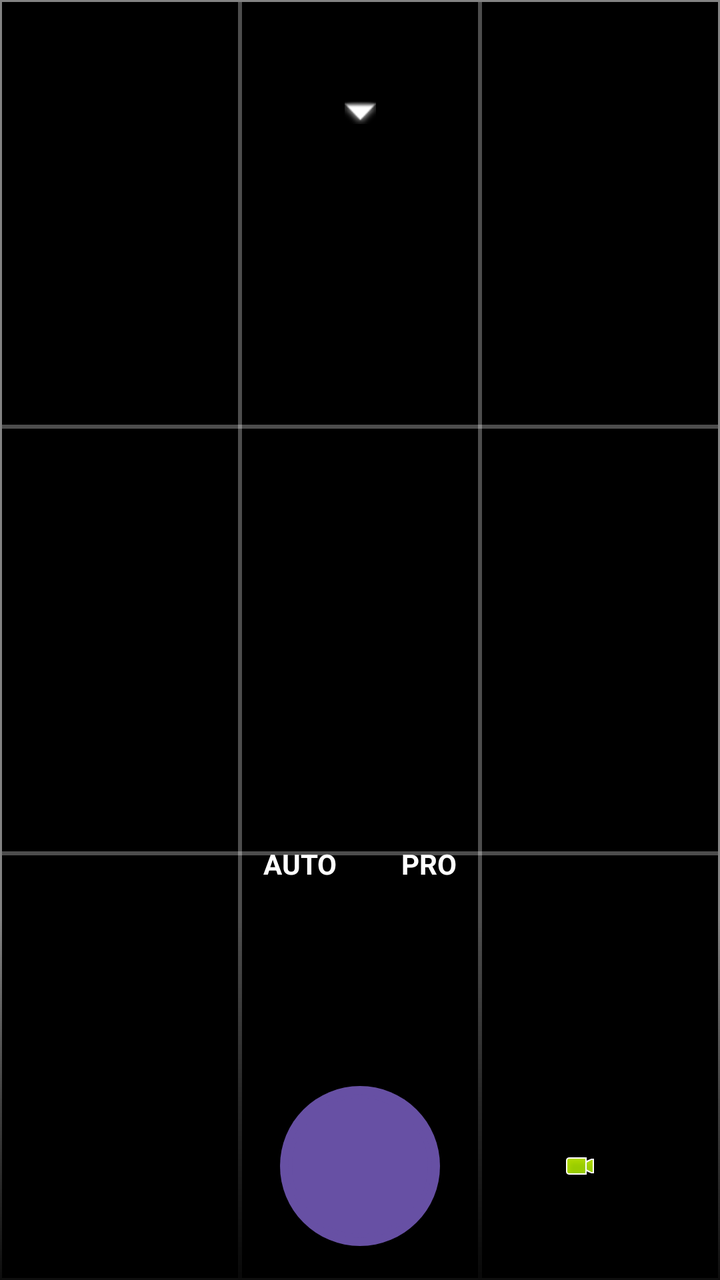
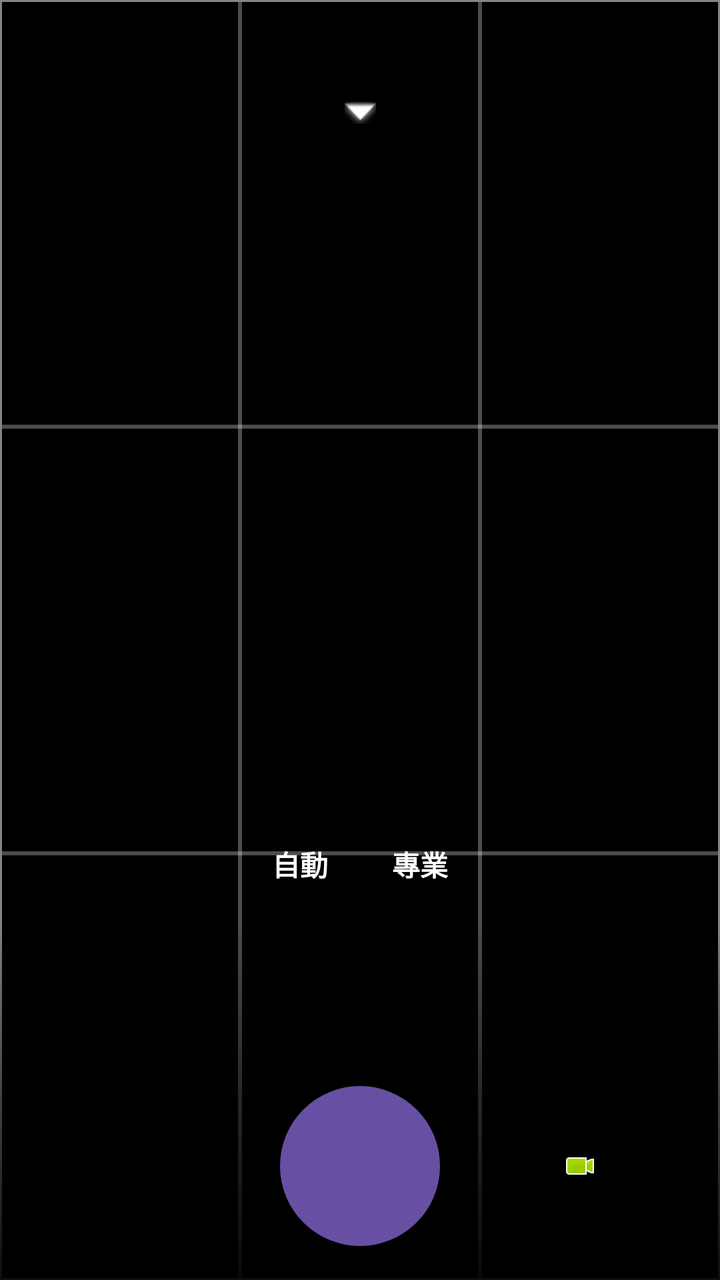

Compare the two renders of this Android layout. The source of the first and the diff that turns it into the second are given below.
<!-- AndroidManifest.xml: application theme Theme.TelescopeApp -->
<!-- res/layout/activity_main.xml -->
<?xml version="1.0" encoding="utf-8"?>
<androidx.constraintlayout.widget.ConstraintLayout
    xmlns:android="http://schemas.android.com/apk/res/android"
    xmlns:app="http://schemas.android.com/apk/res-auto"
    xmlns:tools="http://schemas.android.com/tools"
    android:layout_width="match_parent"
    android:layout_height="match_parent"
    android:background="#000000"
    tools:context=".MainActivity">

    <TextureView
        android:id="@+id/viewFinder"
        android:layout_width="match_parent"
        android:layout_height="match_parent"
        app:layout_constraintBottom_toBottomOf="parent"
        app:layout_constraintEnd_toEndOf="parent"
        app:layout_constraintStart_toStartOf="parent"
        app:layout_constraintTop_toTopOf="parent" />

    <View
        android:id="@+id/flash_overlay"
        android:layout_width="match_parent"
        android:layout_height="match_parent"
        android:background="#B3FFFFFF"
        android:visibility="gone"
        android:elevation="10dp" />

    
    <com.example.telescopeapp.HistogramView
        android:id="@+id/histogram_view"
        android:layout_width="120dp"
        android:layout_height="80dp"
        android:layout_marginTop="32dp"
        android:layout_marginStart="16dp"
        android:visibility="gone"
        app:layout_constraintTop_toTopOf="parent"
        app:layout_constraintStart_toStartOf="parent" />

    
    <LinearLayout
        android:id="@+id/top_settings_panel"
        android:layout_width="match_parent"
        android:layout_height="wrap_content"
        android:orientation="horizontal"
        android:gravity="center"
        android:background="#80000000"
        android:paddingTop="32dp"
        android:paddingBottom="8dp"
        android:visibility="gone"
        app:layout_constraintTop_toTopOf="parent"
        app:layout_constraintStart_toStartOf="parent"
        app:layout_constraintEnd_toEndOf="parent">

        <TextView
            android:id="@+id/btn_toggle_grid"
            android:layout_width="wrap_content"
            android:layout_height="wrap_content"
            android:text="GRID"
            android:textColor="#FFD700"
            android:textSize="14sp"
            android:textStyle="bold"
            android:padding="12dp"
            android:background="?selectableItemBackground" />

        <TextView
            android:id="@+id/btn_toggle_histogram"
            android:layout_width="wrap_content"
            android:layout_height="wrap_content"
            android:text="HIST"
            android:textColor="#FFD700"
            android:textSize="14sp"
            android:textStyle="bold"
            android:padding="12dp"
            android:background="?selectableItemBackground" />

        <TextView
            android:id="@+id/btn_toggle_hdr"
            android:layout_width="wrap_content"
            android:layout_height="wrap_content"
            android:text="HDR"
            android:textColor="#FFFFFF"
            android:textSize="14sp"
            android:textStyle="bold"
            android:padding="12dp"
            android:background="?selectableItemBackground" />

        <TextView
            android:id="@+id/btn_toggle_timer"
            android:layout_width="wrap_content"
            android:layout_height="wrap_content"
            android:text="TIMER"
            android:textColor="#FFFFFF"
            android:textSize="14sp"
            android:textStyle="bold"
            android:padding="12dp"
            android:background="?selectableItemBackground" />

        <TextView
            android:id="@+id/btn_toggle_flip"
            android:layout_width="wrap_content"
            android:layout_height="wrap_content"
            android:text="FLIP"
            android:textColor="#FFD700"
            android:textSize="14sp"
            android:textStyle="bold"
            android:padding="12dp"
            android:background="?selectableItemBackground" />

        <TextView
            android:id="@+id/btn_toggle_voice"
            android:layout_width="wrap_content"
            android:layout_height="wrap_content"
            android:text="VOICE"
            android:textColor="#FFFFFF"
            android:textSize="14sp"
            android:textStyle="bold"
            android:padding="12dp"
            android:background="?selectableItemBackground" />

        <TextView
            android:id="@+id/btn_toggle_raw"
            android:layout_width="wrap_content"
            android:layout_height="wrap_content"
            android:text="RAW"
            android:textColor="#FFFFFF"
            android:textSize="14sp"
            android:textStyle="bold"
            android:padding="12dp"
            android:background="?selectableItemBackground" />

        <TextView
            android:id="@+id/btn_toggle_super_hdr"
            android:layout_width="wrap_content"
            android:layout_height="wrap_content"
            android:text="S.HDR"
            android:textColor="#FFFFFF"
            android:textSize="14sp"
            android:textStyle="bold"
            android:padding="12dp"
            android:background="?selectableItemBackground" />
    </LinearLayout>

    <ImageView
        android:id="@+id/focus_ring"
        android:layout_width="80dp"
        android:layout_height="80dp"
        android:src="@drawable/focus_ring"
        android:visibility="gone"
        app:layout_constraintTop_toTopOf="parent"
        app:layout_constraintStart_toStartOf="parent" />

    <ImageView
        android:id="@+id/btn_expand_menu"
        android:layout_width="48dp"
        android:layout_height="48dp"
        android:layout_marginTop="32dp"
        android:scaleType="centerInside"
        android:src="@android:drawable/arrow_down_float"
        app:tint="#FFFFFF"
        android:background="?selectableItemBackgroundBorderless"
        app:layout_constraintTop_toTopOf="parent"
        app:layout_constraintEnd_toEndOf="parent"
        app:layout_constraintStart_toStartOf="parent" />

    
    <TextView
        android:id="@+id/countdown_text"
        android:layout_width="wrap_content"
        android:layout_height="wrap_content"
        android:textSize="120sp"
        android:textColor="#FFFFFF"
        android:textStyle="bold"
        android:shadowColor="#000000"
        android:shadowRadius="10"
        android:visibility="gone"
        app:layout_constraintTop_toTopOf="parent"
        app:layout_constraintBottom_toBottomOf="parent"
        app:layout_constraintStart_toStartOf="parent"
        app:layout_constraintEnd_toEndOf="parent" />

    
    <FrameLayout
        android:id="@+id/grid_lines_layout"
        android:layout_width="match_parent"
        android:layout_height="match_parent"
        app:layout_constraintTop_toTopOf="parent"
        app:layout_constraintBottom_toBottomOf="parent">

        <LinearLayout
            android:layout_width="match_parent"
            android:layout_height="match_parent"
            android:orientation="vertical"
            android:weightSum="3">
            <View android:layout_width="match_parent" android:layout_height="0dp" android:layout_weight="1" android:background="@drawable/grid_box" />
            <View android:layout_width="match_parent" android:layout_height="0dp" android:layout_weight="1" android:background="@drawable/grid_box" />
            <View android:layout_width="match_parent" android:layout_height="0dp" android:layout_weight="1" android:background="@drawable/grid_box" />
        </LinearLayout>
        
        <LinearLayout
            android:layout_width="match_parent"
            android:layout_height="match_parent"
            android:orientation="horizontal"
            android:weightSum="3">
            <View android:layout_width="0dp" android:layout_height="match_parent" android:layout_weight="1" android:background="@drawable/grid_box" />
            <View android:layout_width="0dp" android:layout_height="match_parent" android:layout_weight="1" android:background="@drawable/grid_box" />
            <View android:layout_width="0dp" android:layout_height="match_parent" android:layout_weight="1" android:background="@drawable/grid_box" />
        </LinearLayout>
    </FrameLayout>

    
    <LinearLayout
        android:id="@+id/parameter_control_panel"
        android:layout_width="match_parent"
        android:layout_height="wrap_content"
        android:layout_marginBottom="8dp"
        android:orientation="vertical"
        android:visibility="gone"
        android:background="#80000000"
        app:layout_constraintBottom_toTopOf="@+id/parameter_scroll_view"
        app:layout_constraintEnd_toEndOf="parent"
        app:layout_constraintStart_toStartOf="parent">

        
        <TextView
            android:id="@+id/parameter_value_text"
            android:layout_width="wrap_content"
            android:layout_height="wrap_content"
            android:layout_gravity="center_horizontal"
            android:padding="8dp"
            android:text="AUTO"
            android:textColor="#FFD700"
            android:textSize="16sp"
            android:textStyle="bold"
            android:background="?selectableItemBackground" />

        
        <LinearLayout
            android:layout_width="match_parent"
            android:layout_height="wrap_content"
            android:orientation="horizontal"
            android:gravity="center_vertical"
            android:paddingStart="16dp"
            android:paddingEnd="16dp">

            <TextView
                android:id="@+id/btn_param_minus"
                android:layout_width="40dp"
                android:layout_height="40dp"
                android:gravity="center"
                android:text="-"
                android:textColor="#FFFFFF"
                android:textSize="24sp"
                android:textStyle="bold"
                android:background="?selectableItemBackgroundBorderless" />

            <com.google.android.material.slider.Slider
                android:id="@+id/parameter_slider"
                android:layout_width="0dp"
                android:layout_height="wrap_content"
                android:layout_weight="1"
                app:tickVisible="false"
                app:thumbColor="#FFFFFF"
                app:trackColorActive="#FFFFFF"
                app:trackColorInactive="#80FFFFFF" />

            <TextView
                android:id="@+id/btn_param_plus"
                android:layout_width="40dp"
                android:layout_height="40dp"
                android:gravity="center"
                android:text="+"
                android:textColor="#FFFFFF"
                android:textSize="20sp"
                android:textStyle="bold"
                android:background="?selectableItemBackgroundBorderless" />
        </LinearLayout>

        
        <HorizontalScrollView
            android:layout_width="match_parent"
            android:layout_height="40dp"
            android:scrollbars="none">
            <LinearLayout
                android:id="@+id/preset_layout"
                android:layout_width="wrap_content"
                android:layout_height="match_parent"
                android:orientation="horizontal"
                android:paddingStart="16dp"
                android:paddingEnd="16dp"
                android:gravity="center_vertical" />
        </HorizontalScrollView>
    </LinearLayout>

    
    <HorizontalScrollView
        android:id="@+id/parameter_scroll_view"
        android:layout_width="wrap_content"
        android:layout_height="40dp"
        android:layout_marginBottom="8dp"
        android:scrollbars="none"
        android:visibility="gone"
        app:layout_constraintBottom_toTopOf="@+id/mode_layout"
        app:layout_constraintEnd_toEndOf="parent"
        app:layout_constraintStart_toStartOf="parent">

        <LinearLayout
            android:id="@+id/parameter_layout"
            android:layout_width="wrap_content"
            android:layout_height="match_parent"
            android:orientation="horizontal"
            android:paddingStart="16dp"
            android:paddingEnd="16dp"
            android:gravity="center_vertical" />
    </HorizontalScrollView>

    
    <LinearLayout
        android:id="@+id/mode_layout"
        android:layout_width="wrap_content"
        android:layout_height="40dp"
        android:layout_marginBottom="8dp"
        android:orientation="horizontal"
        android:gravity="center_vertical"
        app:layout_constraintBottom_toTopOf="@+id/bottom_control_bar"
        app:layout_constraintEnd_toEndOf="parent"
        app:layout_constraintStart_toStartOf="parent">

        <TextView
            android:id="@+id/mode_auto"
            android:layout_width="wrap_content"
            android:layout_height="match_parent"
            android:gravity="center"
            android:paddingStart="16dp"
            android:paddingEnd="16dp"
            android:text="AUTO"
            android:textColor="#FFFFFF"
            android:textSize="14sp"
            android:textStyle="bold" />

        <TextView
            android:id="@+id/mode_manual"
            android:layout_width="wrap_content"
            android:layout_height="match_parent"
            android:gravity="center"
            android:paddingStart="16dp"
            android:paddingEnd="16dp"
            android:text="PRO"
            android:textColor="#FFFFFF"
            android:textSize="14sp"
            android:textStyle="bold" />
    </LinearLayout>

    
    <androidx.constraintlayout.widget.ConstraintLayout
        android:id="@+id/bottom_control_bar"
        android:layout_width="match_parent"
        android:layout_height="180dp"
        android:background="@drawable/bg_control_bar"
        app:layout_constraintBottom_toBottomOf="parent"
        app:layout_constraintStart_toStartOf="parent"
        app:layout_constraintEnd_toEndOf="parent">

        
        <HorizontalScrollView
            android:id="@+id/zoom_scroll_view"
            android:layout_width="wrap_content"
            android:layout_height="50dp"
            android:layout_marginTop="16dp"
            android:scrollbars="none"
            app:layout_constraintTop_toTopOf="parent"
            app:layout_constraintEnd_toEndOf="parent"
            app:layout_constraintStart_toStartOf="parent">

            <LinearLayout
                android:id="@+id/zoom_layout"
                android:layout_width="wrap_content"
                android:layout_height="match_parent"
                android:orientation="horizontal"
                android:paddingStart="16dp"
                android:paddingEnd="16dp"
                android:gravity="center_vertical" />
        </HorizontalScrollView>

        <Button
            android:id="@+id/image_capture_button"
            android:layout_width="80dp"
            android:layout_height="80dp"
            android:background="@drawable/bg_shutter_button"
            android:elevation="4dp"
            app:layout_constraintBottom_toBottomOf="parent"
            app:layout_constraintTop_toBottomOf="@id/zoom_scroll_view"
            app:layout_constraintStart_toStartOf="parent"
            app:layout_constraintEnd_toEndOf="parent" />

        <ImageView
            android:id="@+id/thumbnail_view"
            android:layout_width="48dp"
            android:layout_height="48dp"
            android:background="?selectableItemBackgroundBorderless"
            android:scaleType="centerCrop"
            android:layout_marginEnd="24dp"
            app:layout_constraintBottom_toBottomOf="@id/image_capture_button"
            app:layout_constraintTop_toTopOf="@id/image_capture_button"
            app:layout_constraintEnd_toStartOf="@id/image_capture_button" />

        <ImageButton
            android:id="@+id/video_capture_button"
            android:layout_width="48dp"
            android:layout_height="48dp"
            android:background="?selectableItemBackgroundBorderless"
            android:src="@android:drawable/presence_video_online"
            android:scaleType="centerInside"
            app:layout_constraintBottom_toBottomOf="@id/image_capture_button"
            app:layout_constraintTop_toTopOf="@id/image_capture_button"
            app:layout_constraintStart_toEndOf="@id/image_capture_button"
            app:layout_constraintEnd_toEndOf="parent" />
            
    </androidx.constraintlayout.widget.ConstraintLayout>



</androidx.constraintlayout.widget.ConstraintLayout>
<!-- resources referenced by this layout -->
<resources>
  <!-- drawable bg_control_bar (drawable) -->
  <?xml version="1.0" encoding="utf-8"?>
  <shape xmlns:android="http://schemas.android.com/apk/res/android">
      <gradient
          android:angle="90"
          android:startColor="#E6000000"
          android:centerColor="#80000000"
          android:endColor="#00000000" />
  </shape>
  <!-- drawable bg_shutter_button (drawable) -->
  <?xml version="1.0" encoding="utf-8"?>
  <layer-list xmlns:android="http://schemas.android.com/apk/res/android">
      <item>
          <shape android:shape="oval">
              <solid android:color="#FFFFFF" />
              <size android:width="70dp" android:height="70dp"/>
          </shape>
      </item>
      <item android:bottom="4dp" android:left="4dp" android:right="4dp" android:top="4dp">
          <shape android:shape="oval">
              <stroke android:width="2dp" android:color="#000000" />
              <solid android:color="#FFFFFF" />
          </shape>
      </item>
  </layer-list>
  <!-- drawable focus_ring (drawable) -->
  <?xml version="1.0" encoding="utf-8"?>
  <shape xmlns:android="http://schemas.android.com/apk/res/android"
      android:shape="oval">
      <stroke
          android:width="2dp"
          android:color="#FFD700" />
      <size
          android:width="80dp"
          android:height="80dp" />
  </shape>
  <!-- drawable grid_box (drawable) -->
  <?xml version="1.0" encoding="utf-8"?>
  <shape xmlns:android="http://schemas.android.com/apk/res/android">
      <stroke android:width="1dp" android:color="#4DFFFFFF" />
      <solid android:color="@android:color/transparent" />
  </shape>
  <style name="Theme.TelescopeApp" parent="Base.Theme.TelescopeApp" />
  <style name="Base.Theme.TelescopeApp" parent="Theme.Material3.DayNight.NoActionBar">
          
      </style>
</resources>

<!-- the commit's change to res/layout/activity_main.xml (unified diff, before → after) -->
@@ -55,22 +55,22 @@
             android:id="@+id/btn_toggle_grid"
             android:layout_width="wrap_content"
             android:layout_height="wrap_content"
-            android:text="GRID"
+            android:text="九宮格"
             android:textColor="#FFD700"
-            android:textSize="14sp"
-            android:textStyle="bold"
-            android:padding="12dp"
+            android:textSize="13sp"
+            android:textStyle="bold"
+            android:padding="10dp"
             android:background="?selectableItemBackground" />
 
         <TextView
             android:id="@+id/btn_toggle_histogram"
             android:layout_width="wrap_content"
             android:layout_height="wrap_content"
-            android:text="HIST"
+            android:text="直方圖"
             android:textColor="#FFD700"
-            android:textSize="14sp"
-            android:textStyle="bold"
-            android:padding="12dp"
+            android:textSize="13sp"
+            android:textStyle="bold"
+            android:padding="10dp"
             android:background="?selectableItemBackground" />
 
         <TextView
@@ -79,42 +79,42 @@
             android:layout_height="wrap_content"
             android:text="HDR"
             android:textColor="#FFFFFF"
-            android:textSize="14sp"
-            android:textStyle="bold"
-            android:padding="12dp"
+            android:textSize="13sp"
+            android:textStyle="bold"
+            android:padding="10dp"
             android:background="?selectableItemBackground" />
 
         <TextView
             android:id="@+id/btn_toggle_timer"
             android:layout_width="wrap_content"
             android:layout_height="wrap_content"
-            android:text="TIMER"
-            android:textColor="#FFFFFF"
-            android:textSize="14sp"
-            android:textStyle="bold"
-            android:padding="12dp"
+            android:text="倒數"
+            android:textColor="#FFFFFF"
+            android:textSize="13sp"
+            android:textStyle="bold"
+            android:padding="10dp"
             android:background="?selectableItemBackground" />
 
         <TextView
             android:id="@+id/btn_toggle_flip"
             android:layout_width="wrap_content"
             android:layout_height="wrap_content"
-            android:text="FLIP"
+            android:text="鏡像"
             android:textColor="#FFD700"
-            android:textSize="14sp"
-            android:textStyle="bold"
-            android:padding="12dp"
+            android:textSize="13sp"
+            android:textStyle="bold"
+            android:padding="10dp"
             android:background="?selectableItemBackground" />
 
         <TextView
             android:id="@+id/btn_toggle_voice"
             android:layout_width="wrap_content"
             android:layout_height="wrap_content"
-            android:text="VOICE"
-            android:textColor="#FFFFFF"
-            android:textSize="14sp"
-            android:textStyle="bold"
-            android:padding="12dp"
+            android:text="聲控"
+            android:textColor="#FFFFFF"
+            android:textSize="13sp"
+            android:textStyle="bold"
+            android:padding="10dp"
             android:background="?selectableItemBackground" />
 
         <TextView
@@ -123,20 +123,20 @@
             android:layout_height="wrap_content"
             android:text="RAW"
             android:textColor="#FFFFFF"
-            android:textSize="14sp"
-            android:textStyle="bold"
-            android:padding="12dp"
+            android:textSize="13sp"
+            android:textStyle="bold"
+            android:padding="10dp"
             android:background="?selectableItemBackground" />
 
         <TextView
             android:id="@+id/btn_toggle_super_hdr"
             android:layout_width="wrap_content"
             android:layout_height="wrap_content"
-            android:text="S.HDR"
-            android:textColor="#FFFFFF"
-            android:textSize="14sp"
-            android:textStyle="bold"
-            android:padding="12dp"
+            android:text="超動態"
+            android:textColor="#FFFFFF"
+            android:textSize="13sp"
+            android:textStyle="bold"
+            android:padding="10dp"
             android:background="?selectableItemBackground" />
     </LinearLayout>
 
@@ -332,7 +332,7 @@
             android:gravity="center"
             android:paddingStart="16dp"
             android:paddingEnd="16dp"
-            android:text="AUTO"
+            android:text="自動"
             android:textColor="#FFFFFF"
             android:textSize="14sp"
             android:textStyle="bold" />
@@ -344,7 +344,7 @@
             android:gravity="center"
             android:paddingStart="16dp"
             android:paddingEnd="16dp"
-            android:text="PRO"
+            android:text="專業"
             android:textColor="#FFFFFF"
             android:textSize="14sp"
             android:textStyle="bold" />
